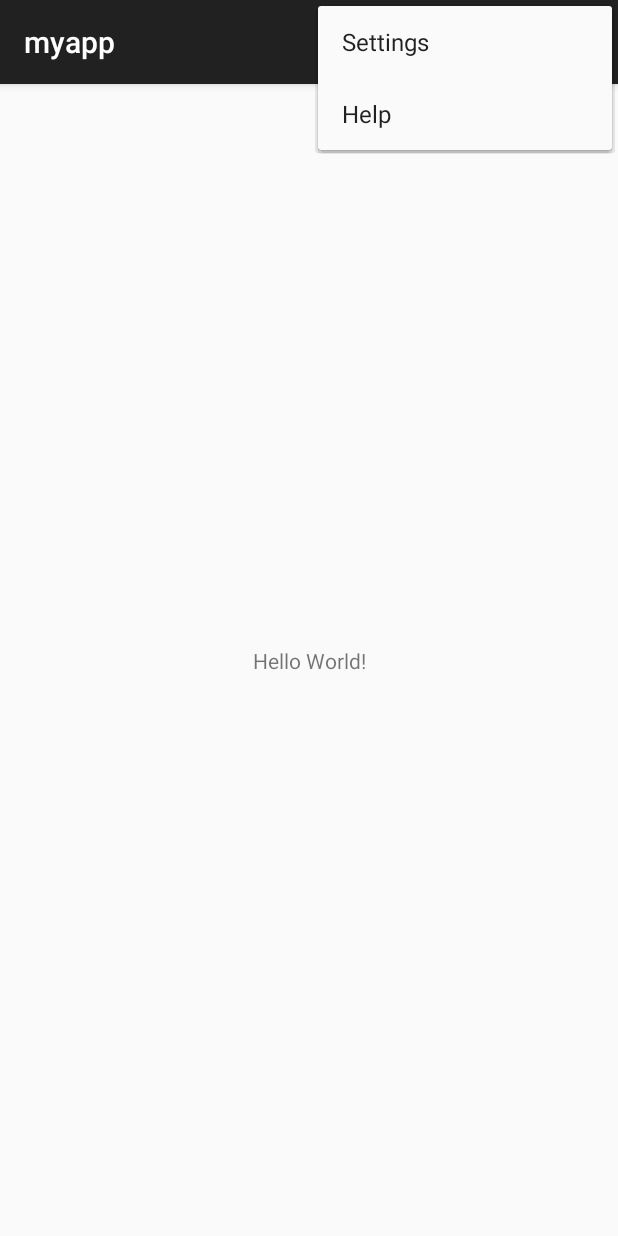
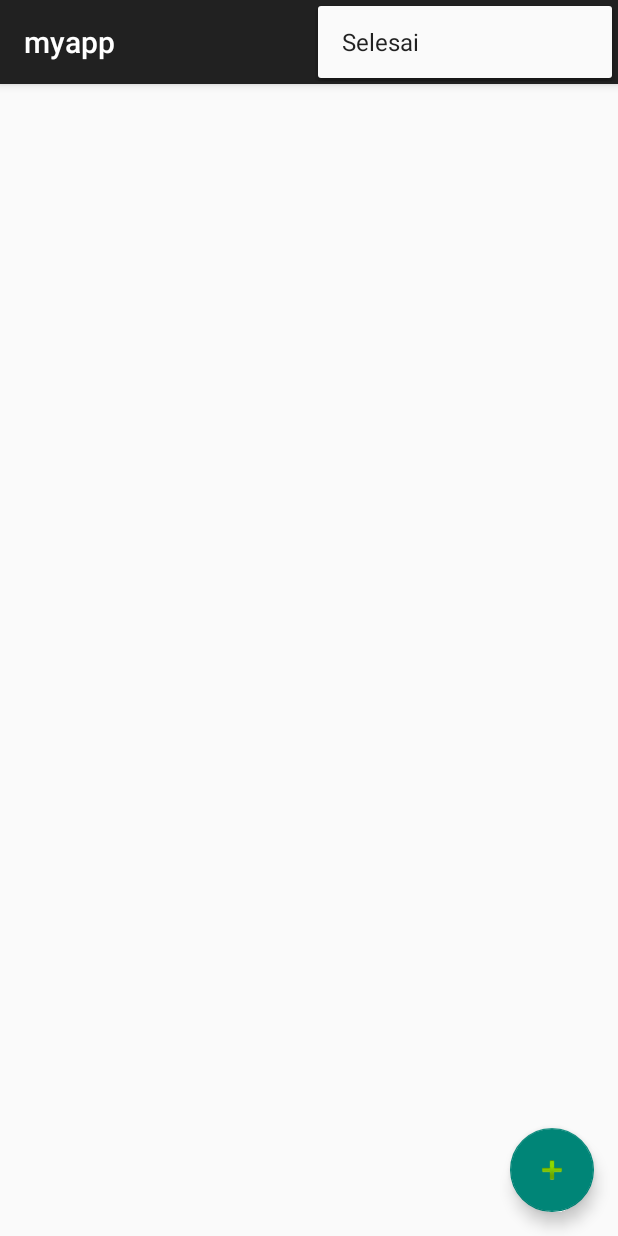
Before and after one commit to kenxzu/mobile-program, an Android app: the screen it shows after launch (MainActivity), with the options menu open, on a phone screen of 412 x 824 dp. Run offline under Robolectric (Android 15) with nearby library versions, the phone set to English and light mode, and no system bars.

Commit message:
lecture project demo in class

```diff
--- a/app/build.gradle.kts
+++ b/app/build.gradle.kts
@@ -12,6 +12,8 @@ android {
         targetSdk = 35
         versionCode = 1
         versionName = "1.0"
+            vectorDrawables.useSupportLibrary = true
+
 
         testInstrumentationRunner = "androidx.test.runner.AndroidJUnitRunner"
     }
--- a/app/src/main/AndroidManifest.xml
+++ b/app/src/main/AndroidManifest.xml
@@ -21,6 +21,8 @@
                 <category android:name="android.intent.category.LAUNCHER" />
             </intent-filter>
         </activity>
+        <activity android:name=".MemoActivity" />
+
     </application>
 
 </manifest>
--- /dev/null
+++ b/app/src/main/java/com/myfirstapp/lct1/DBHelperMemo.java
@@ -0,0 +1,89 @@
+package com.myfirstapp.lct1;
+import android.annotation.SuppressLint;
+import android.content.ContentValues;
+import android.content.Context;
+import android.database.Cursor;
+import android.database.DatabaseUtils;
+import android.database.sqlite.SQLiteDatabase;
+import android.database.sqlite.SQLiteOpenHelper;
+import android.util.Log;
+
+import java.util.ArrayList;
+
+public class DBHelperMemo extends SQLiteOpenHelper {
+    public static final String DATABASE_NAME = "bepungMemo.db";
+    public static final String TABLE_NAME = "memo";
+    public static final String COLUMN_NAME = "judul" ;
+    public static final String COLUMN_CONTENT = "catatan" ;
+
+    public DBHelperMemo(Context context) {
+        super(context, DATABASE_NAME, null, 1);
+    }
+    @Override
+    public void onCreate(SQLiteDatabase db) {
+        db.execSQL(
+                "create table " + TABLE_NAME + "(id integer primary key, "+
+                        COLUMN_NAME+" text,"+COLUMN_CONTENT+" text)"
+        );
+    }
+
+    @Override
+    public void onUpgrade(SQLiteDatabase db, int oldVersion, int newVersion) {
+        db.execSQL("DROP TABLE IF EXISTS "+TABLE_NAME);
+        onCreate(db);
+    }
+    public boolean insertData(String parJudul, String parCatatan) {
+        SQLiteDatabase db = this.getWritableDatabase();
+        ContentValues contentValues = new ContentValues();
+        contentValues.put(COLUMN_NAME, parJudul);
+        contentValues.put(COLUMN_CONTENT, parCatatan);
+        long i = db.insert(TABLE_NAME, null, contentValues);
+        return (i>=0);
+    }
+
+    public Cursor getData(int parId) {
+        SQLiteDatabase db = this.getReadableDatabase();
+        Cursor res = db.rawQuery("select * from "+TABLE_NAME+" where id=" + parId + "", null);
+        return res;
+    }
+    public int numberOfRows() {
+        SQLiteDatabase db = this.getReadableDatabase();
+        int numRows = (int) DatabaseUtils.queryNumEntries(db, TABLE_NAME);
+        return numRows;
+    }
+
+    public boolean updateData(Integer id, String parJudul, String parCatatan) {
+        SQLiteDatabase db = this.getWritableDatabase();
+        ContentValues contentValues = new ContentValues();
+        contentValues.put(COLUMN_NAME, parJudul);
+        contentValues.put(COLUMN_CONTENT, parCatatan);
+        long i = db.update(TABLE_NAME, contentValues, "id = ? ", new String[]{Integer.toString(id)});
+        return (i>=0);
+    }
+
+    public Integer deleteData(Integer parId) {
+        SQLiteDatabase db = this.getWritableDatabase();
+        return db.delete(TABLE_NAME,
+                "id = ? ",
+                new String[]{Integer.toString(parId)});
+    }
+
+    @SuppressLint("Range")
+    public ArrayList<String> getAllData() {
+        ArrayList<String> array_list = new ArrayList<String>();
+        SQLiteDatabase db = this.getReadableDatabase();
+        try {
+            Cursor res = db.rawQuery("select * from "+TABLE_NAME, null);
+            Log.d("________bepung_jmlData", Integer.toString(res.getCount()));
+            res.moveToFirst();
+            while (res.isAfterLast() == false) {
+                Log.d("_______bepung_baca_data", res.getString(res.getColumnIndex(COLUMN_NAME)));
+                array_list.add(res.getString(res.getColumnIndex(COLUMN_NAME)));
+                res.moveToNext();
+            }
+        } catch (Exception e) {
+            Log.d("___________bepung", e.getMessage());
+        }
+        return array_list;
+    }
+}
--- a/app/src/main/java/com/myfirstapp/lct1/MainActivity.java
+++ b/app/src/main/java/com/myfirstapp/lct1/MainActivity.java
@@ -1,39 +1,96 @@
 package com.myfirstapp.lct1;
 
+import android.content.Intent;
 import android.os.Bundle;
 import android.view.Menu;
 import android.view.MenuItem;
-import android.widget.Toast;
+import android.view.View;
+import android.widget.AdapterView;
+import android.widget.ArrayAdapter;
+import android.widget.ListView;
+
+import androidx.activity.result.ActivityResult;
+import androidx.activity.result.ActivityResultCallback;
+import androidx.activity.result.ActivityResultLauncher;
+import androidx.activity.result.contract.ActivityResultContracts;
 import androidx.appcompat.app.AppCompatActivity;
 
+import com.google.android.material.floatingactionbutton.FloatingActionButton;
+
+import java.util.ArrayList;
+
 public class MainActivity extends AppCompatActivity {
+    DBHelperMemo mydb;
+    private ListView obj;
+
+    // Modern activity result launcher
+    ActivityResultLauncher<Intent> activityLauncher = registerForActivityResult(
+            new ActivityResultContracts.StartActivityForResult(),
+            new ActivityResultCallback<ActivityResult>() {
+                @Override
+                public void onActivityResult(ActivityResult result) {
+                    if (result.getResultCode() == RESULT_OK) {
+                        // Refresh activity or reload data
+                        recreate(); // you can also reload the list manually if needed
+                    }
+                }
+            }
+    );
 
     @Override
     protected void onCreate(Bundle savedInstanceState) {
         super.onCreate(savedInstanceState);
         setContentView(R.layout.activity_main);
+
+        FloatingActionButton fab = findViewById(R.id.btnTambah);
+        mydb = new DBHelperMemo(this);
+
+        ArrayList<String> array_list = mydb.getAllData();
+        ArrayAdapter<String> arrayAdapter = new ArrayAdapter<>(this, android.R.layout.simple_list_item_1, array_list);
+        obj = findViewById(R.id.listView);
+        obj.setAdapter(arrayAdapter);
+
+        obj.setOnItemClickListener(new AdapterView.OnItemClickListener(){
+            @Override
+            public void onItemClick(AdapterView<?> parent, View view, int position, long id) {
+                int id_To_Search = position + 1;
+                Bundle dataBundle = new Bundle();
+                dataBundle.putInt("id", id_To_Search);
+                Intent intent = new Intent(getApplicationContext(), MemoActivity.class);
+                intent.putExtras(dataBundle);
+                activityLauncher.launch(intent); // ✅ only launch once
+            }
+        });
+
+        fab.setOnClickListener(new View.OnClickListener() {
+            @Override
+            public void onClick(View v) {
+                addMemo(v);
+            }
+        });
     }
 
-    // Inflate the menu
+    public void addMemo(View v){
+        Intent i = new Intent(this, MemoActivity.class);
+        Bundle bundle = new Bundle();
+        bundle.putInt("id", 0); // new memo
+        i.putExtras(bundle);
+        activityLauncher.launch(i);
+    }
+
     @Override
     public boolean onCreateOptionsMenu(Menu menu) {
-        getMenuInflater().inflate(R.menu.top_menu, menu);
+        getMenuInflater().inflate(R.menu.main, menu);
         return true;
     }
 
-    // Handle menu item clicks
     @Override
     public boolean onOptionsItemSelected(MenuItem item) {
         int id = item.getItemId();
-
-        if (id == R.id.menu_settings) {
-            Toast.makeText(this, "Settings clicked", Toast.LENGTH_SHORT).show();
-            return true;
-        } else if (id == R.id.menu_help) {
-            Toast.makeText(this, "Help clicked", Toast.LENGTH_SHORT).show();
+        if (id == R.id.menu_selesai) {
+            this.finish();
             return true;
         }
-
         return super.onOptionsItemSelected(item);
     }
 }
--- /dev/null
+++ b/app/src/main/res/drawable/baseline_arrow_back_24.xml
@@ -0,0 +1,5 @@
+<vector xmlns:android="http://schemas.android.com/apk/res/android" android:autoMirrored="true" android:height="24dp" android:tint="#000000" android:viewportHeight="24" android:viewportWidth="24" android:width="24dp">
+
+    <path android:fillColor="@android:color/white" android:pathData="M20,11H7.83l5.59,-5.59L12,4l-8,8 8,8 1.41,-1.41L7.83,13H20v-2z"/>
+
+</vector>
--- a/app/src/main/res/layout/activity_main.xml
+++ b/app/src/main/res/layout/activity_main.xml
@@ -6,13 +6,37 @@
     android:layout_height="match_parent"
     tools:context=".MainActivity">
 
-    <TextView
+    <com.google.android.material.floatingactionbutton.FloatingActionButton
+        android:id="@+id/btnTambah"
         android:layout_width="wrap_content"
         android:layout_height="wrap_content"
-        android:text="Hello World!"
+        android:layout_gravity="bottom|end"
+        android:layout_margin="16dp"
+        android:layout_marginEnd="16dp"
+        android:layout_marginBottom="16dp"
         app:layout_constraintBottom_toBottomOf="parent"
         app:layout_constraintEnd_toEndOf="parent"
-        app:layout_constraintStart_toStartOf="parent"
-        app:layout_constraintTop_toTopOf="parent" />
+        android:onClick="addMemo"
+        app:srcCompat="@android:drawable/ic_input_add" />
+    <LinearLayout
+        android:layout_width="match_parent"
+        android:layout_height="match_parent"
+        android:orientation="vertical">
 
+        <ListView
+            android:id="@+id/listView"
+            android:layout_width="409dp"
+            android:layout_height="657dp"
+            android:layout_marginStart="1dp"
+            android:layout_marginTop="2dp"
+            android:layout_marginEnd="1dp"
+            android:layout_marginBottom="2dp"
+            app:layout_constraintBottom_toTopOf="@+id/btnTambah"
+            app:layout_constraintEnd_toEndOf="parent"
+            app:layout_constraintStart_toStartOf="parent"
+            app:layout_constraintTop_toTopOf="parent" >
+        </ListView>
+
+
+    </LinearLayout>
 </androidx.constraintlayout.widget.ConstraintLayout>
--- /dev/null
+++ b/app/src/main/res/menu/main.xml
@@ -0,0 +1,6 @@
+<?xml version="1.0" encoding="utf-8"?>
+<menu xmlns:android="http://schemas.android.com/apk/res/android">
+    <item
+        android:id="@+id/menu_selesai"
+        android:title="Selesai" />
+</menu>
--- a/app/src/main/res/menu/top_menu.xml
+++ /dev/null
@@ -1,12 +0,0 @@
-<menu xmlns:android="http://schemas.android.com/apk/res/android" xmlns:app="http://schemas.android.com/apk/res-auto">
-    <item
-        android:id="@+id/menu_settings"
-        android:title="@string/settings_title"
-        android:icon="@android:drawable/ic_menu_preferences"
-        app:showAsAction="never" />
-    <item
-        android:id="@+id/menu_help"
-        android:title="@string/help_title"
-        android:icon="@android:drawable/ic_menu_help"
-        app:showAsAction="never" />
-</menu>
--- a/app/src/main/res/values/colors.xml
+++ b/app/src/main/res/values/colors.xml
@@ -1,5 +1,6 @@
 <?xml version="1.0" encoding="utf-8"?>
 <resources>
-    <color name="black">#FF000000</color>
-    <color name="white">#FFFFFFFF</color>
+    <color name="colorPrimary">#005085</color>
+    <color name="colorPrimaryDark">#001632</color>
+    <color name="colorAccent">#D8BF1B</color>
 </resources>
--- a/app/src/main/res/values/strings.xml
+++ b/app/src/main/res/values/strings.xml
@@ -1,5 +1,8 @@
 <resources>
     <string name="app_name">Lct1</string>
-    <string name="settings_title">Settings</string>
-    <string name="help_title">Help</string>
+    <string name="action_settings">Settings</string>
+    <string name="onClick">btnClicked</string>
+    <string name="deleteContact">Hapus Data ?</string>
+    <string name="yes">Ya</string>
+    <string name="no">Tidak</string>
 </resources>
```
Also changed, not shown: app/src/main/java/com/myfirstapp/lct1/MemoActivity.java (added, +124 -0 lines), app/src/main/res/layout/activity_memo.xml (added, +79 -0 lines), build.gradle.kts (line endings or trailing spaces).
